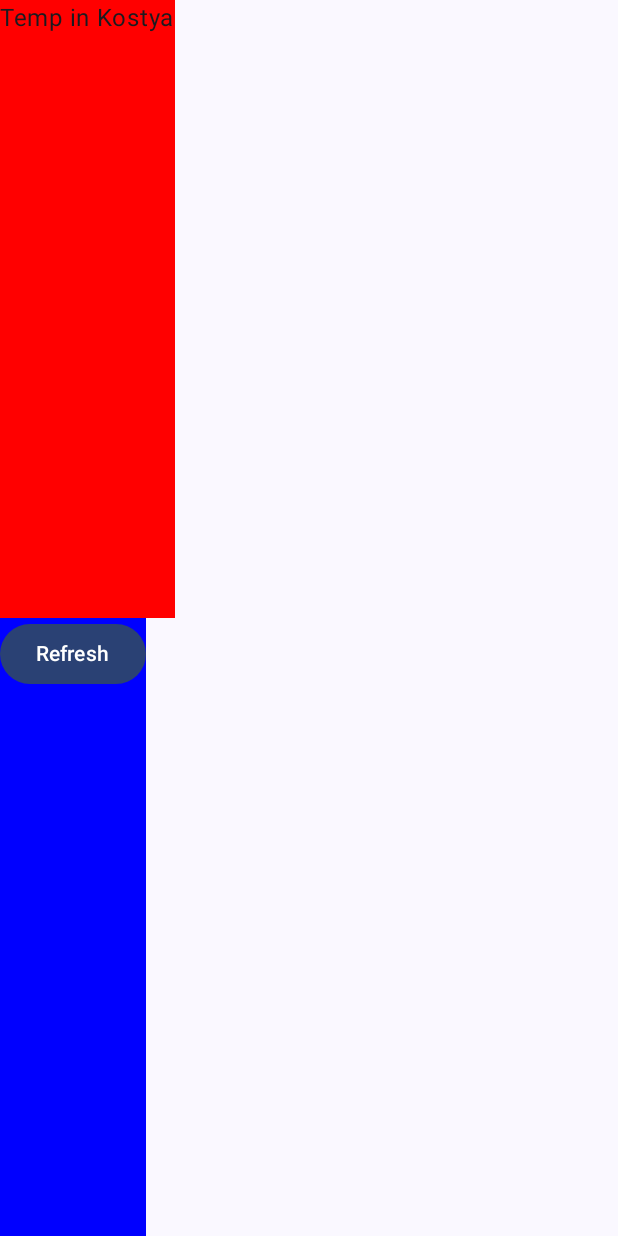
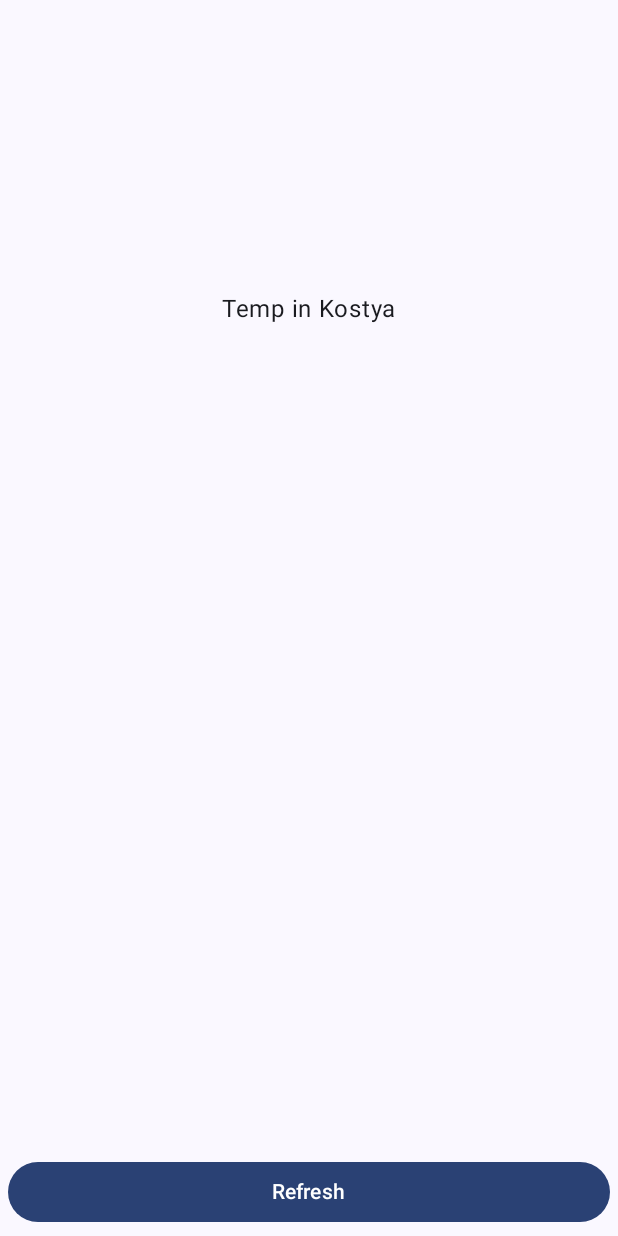
Before and after one commit to Surft14/Weather-app, an Android app built with Jetpack Compose: the screen it shows after launch (MainActivity), on a phone screen of 412 x 824 dp. Run offline under Robolectric (Android 15) with nearby library versions, the light colour scheme and no system bars; 1 statement that could not run was skipped.

Commit message:
че то сделал

```diff
--- a/app/src/main/java/com/example/weather/MainActivity.kt
+++ b/app/src/main/java/com/example/weather/MainActivity.kt
@@ -9,14 +9,17 @@ import androidx.compose.foundation.layout.Box
 import androidx.compose.foundation.layout.Column
 import androidx.compose.foundation.layout.fillMaxHeight
 import androidx.compose.foundation.layout.fillMaxSize
+import androidx.compose.foundation.layout.fillMaxWidth
 import androidx.compose.foundation.layout.padding
 import androidx.compose.material3.Button
 import androidx.compose.material3.Scaffold
 import androidx.compose.material3.Text
 import androidx.compose.runtime.Composable
+import androidx.compose.ui.Alignment
 import androidx.compose.ui.Modifier
 import androidx.compose.ui.graphics.Color
 import androidx.compose.ui.tooling.preview.Preview
+import androidx.compose.ui.unit.dp
 import com.example.weather.ui.theme.WeatherTheme
 
 class MainActivity : ComponentActivity() {
@@ -36,18 +39,24 @@ class MainActivity : ComponentActivity() {
 fun Greeting(name: String) {
     Column(modifier = Modifier.fillMaxSize()) {
         Box(
-            modifier = Modifier.fillMaxHeight(0.5f)
-                .background(Color.Red)
+            modifier = Modifier
+                .fillMaxHeight(0.5f)
+                .fillMaxWidth(),
+            contentAlignment = Alignment.Center
             ){
             Text("Temp in $name")
         }
         Box(
-            modifier = Modifier.fillMaxHeight()
-                .background(Color.Blue)
+            modifier = Modifier
+                .fillMaxHeight()
+                .fillMaxWidth(),
+            contentAlignment = Alignment.BottomCenter
         ){
             Button(onClick = {
 
-            }){
+            },
+                modifier = Modifier.fillMaxWidth().padding(5.dp)
+                ){
                 Text("Refresh")
             }
 
```
